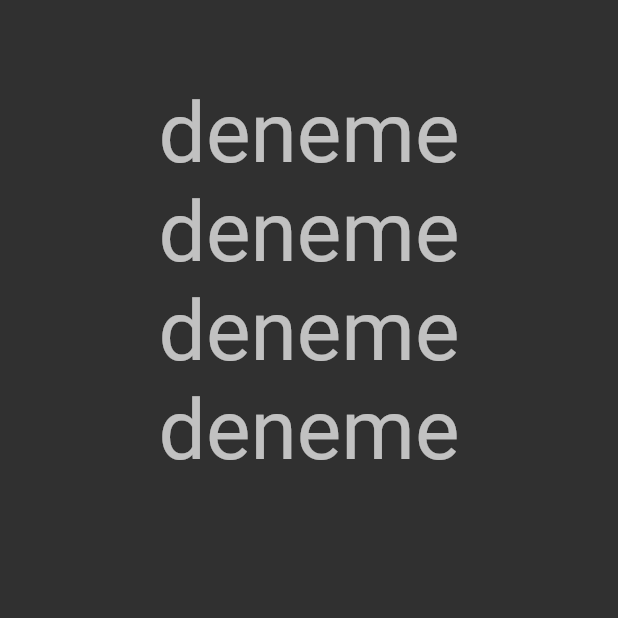
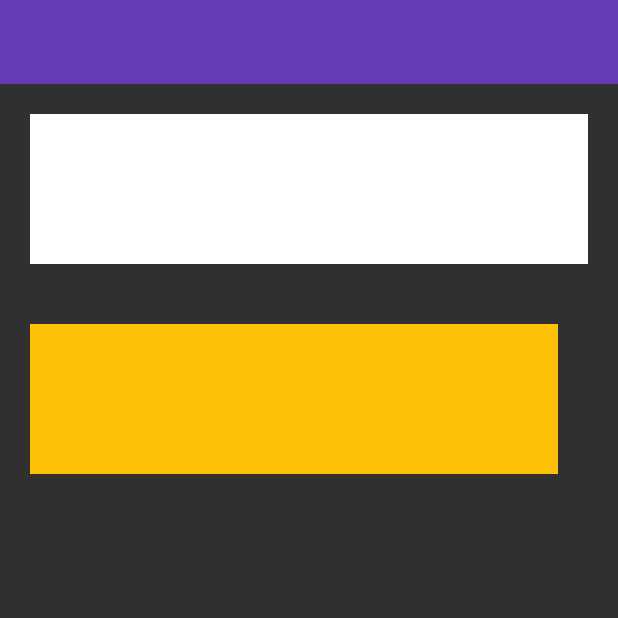
Before and after one commit to ruveydakisla/Flutter_full_learn, a Flutter app: the screen it shows after launch, on a phone screen of 412 x 824 dp, the top half of it. Run offline on Flutter 3.47's test engine with Material 2 defaults, Android fonts, the phone set to English and light mode, and no system bars.

Commit message:
Padding Learn added | 7.0

```diff
--- /dev/null
+++ b/lib/101/padding_learn.dart
@@ -0,0 +1,33 @@
+import 'package:flutter/material.dart';
+
+class PaddingLearn extends StatelessWidget {
+  const PaddingLearn({super.key});
+
+  @override
+  Widget build(BuildContext context) {
+    return Scaffold(
+        appBar: AppBar(backgroundColor: Colors.deepPurple),
+        body: Column(
+          children: [
+            Padding(
+              padding: ProjectPadding.pagePaddingVertical,
+              child: Container(color: Colors.white, height: 100),
+            ),
+            Padding(
+              padding: ProjectPadding.pagePaddingRightOnly +
+                  ProjectPadding.pagePaddingVertical,
+              child: Container(
+                color: Colors.amber,
+                height: 100,
+              ),
+            )
+          ],
+        ));
+  }
+}
+
+class ProjectPadding {
+  static const pagePaddingVertical =
+      EdgeInsets.symmetric(vertical: 20, horizontal: 20);
+  static const pagePaddingRightOnly = EdgeInsets.only(right: 20);
+}
--- a/lib/main.dart
+++ b/lib/main.dart
@@ -1,6 +1,6 @@
 import 'package:flutter/material.dart';
 import 'package:flutter/services.dart';
-import 'package:flutter_lessons/101/stateless_learn.dart';
+import 'package:flutter_lessons/101/padding_learn.dart';
 
 void main() => runApp(const MyApp());
 
@@ -22,6 +22,6 @@ class MyApp extends StatelessWidget {
                 systemOverlayStyle: SystemUiOverlayStyle
                     .light, //Burada saat şarj gibi özelliklerin teması değiştiriliyor
                 elevation: 0)),
-        home: const StatelessLearn());
+        home: const PaddingLearn());
   }
 }
```
